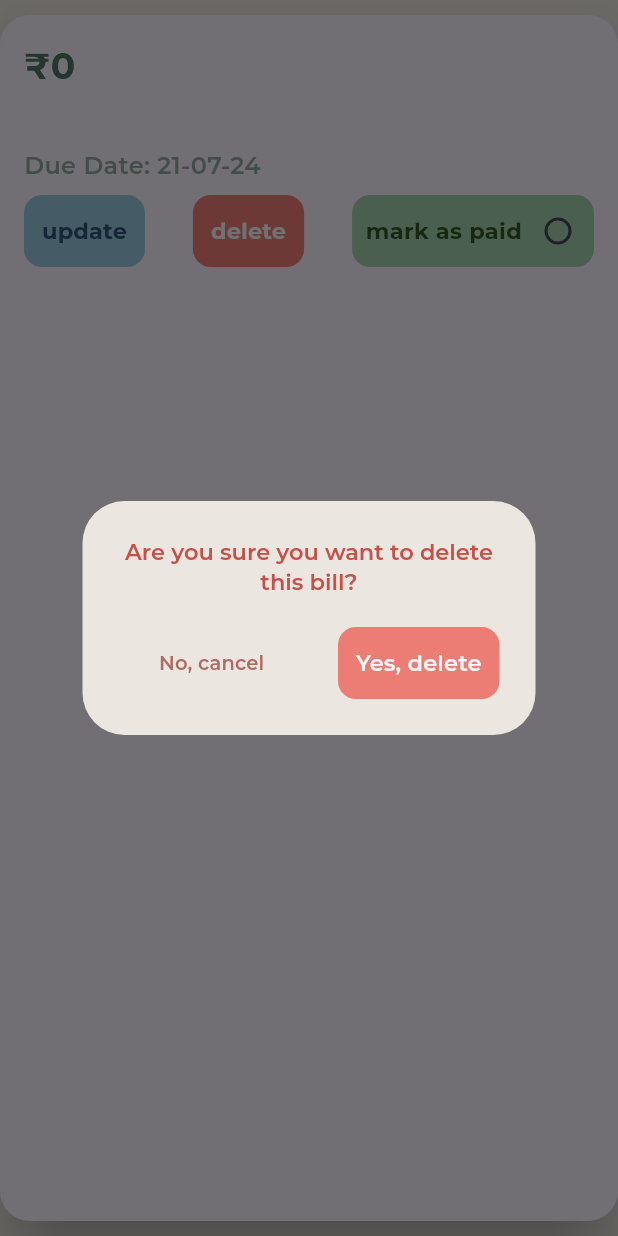
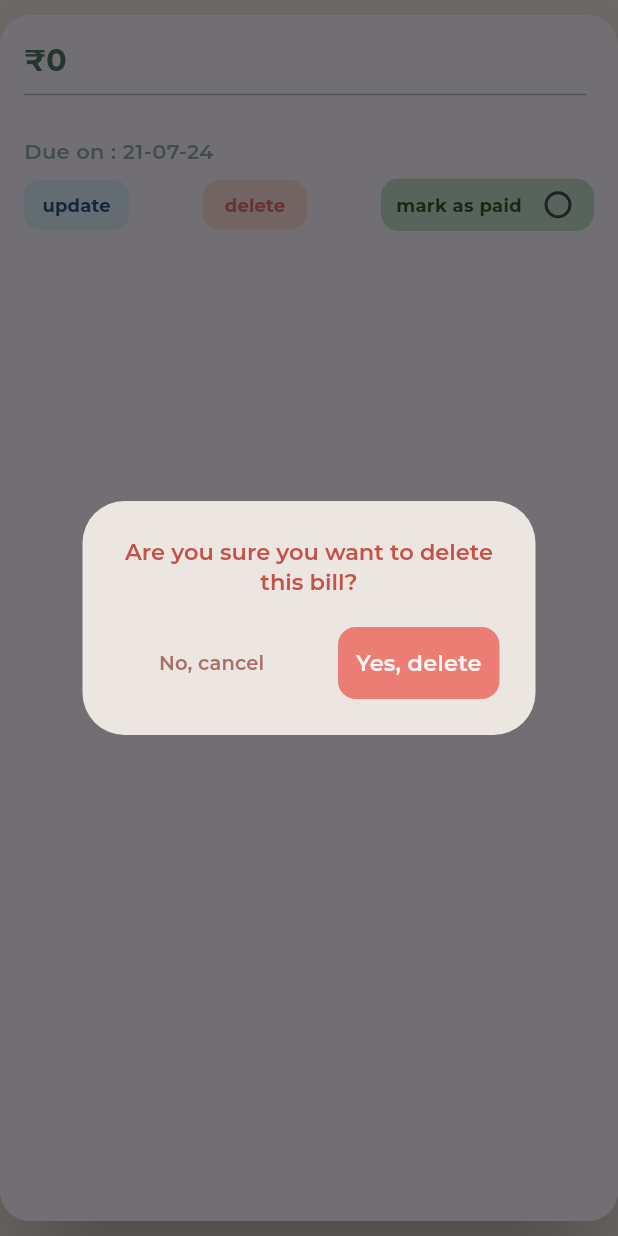
Before and after one commit to laiz-in/finmate, a Flutter app: the BillCard widget shown alone on an empty page, opened directly with empty values, after a tap on "delete", on a phone screen of 412 x 824 dp. Run offline on Flutter 3.47's test engine with Material 3 defaults, Android fonts, the phone set to English and light mode, and no system bars; our stand-ins replace awesome_snackbar_content, bloc, cloud_firestore, connectivity_plus, equatable, firebase_auth and 6 more; accounts and stored records are empty; generated files the repository leaves out were written again.

```diff
--- a/lib/Widgets/bills/bill_card.dart
+++ b/lib/Widgets/bills/bill_card.dart
@@ -3,6 +3,8 @@ import 'package:flutter/material.dart';
 import 'package:google_fonts/google_fonts.dart';
 import 'package:intl/intl.dart';
 
+import '../../ui/error_snackbar.dart';
+import '../../ui/succes_snackbar.dart';
 
 class BillCard extends StatefulWidget {
   final DocumentSnapshot bill;
@@ -89,12 +91,10 @@ class _BillCardState extends State<BillCard> {
                             .doc(widget.bill.id)
                             .delete();
                                                     Navigator.of(context).pop();
+
+                        successSnackbar(context, "Bill succesfully deleted");
                       } catch (e) {
-                        ScaffoldMessenger.of(context).showSnackBar(
-                          SnackBar(
-                            content: Text('Failed to delete'),
-                          ),
-                        );
+                        errorSnackbar(context, "Failed to delete bill");
                       }
                     },
                     child: Text(
@@ -116,7 +116,7 @@ class _BillCardState extends State<BillCard> {
   }
 
   void _updateBill() {
-    // Implement update functionality here
+    // Implement update functionality
   }
 
   @override
@@ -125,7 +125,7 @@ class _BillCardState extends State<BillCard> {
     final formattedDueDate = dueDate != null ? DateFormat('dd-MM-yy').format(dueDate) : 'No date';
 
     return Card(
-      elevation: 20,
+      elevation: 32,
       margin: EdgeInsets.symmetric(vertical: 10.0, horizontal: 0.0),
       shape: RoundedRectangleBorder(
         borderRadius: BorderRadius.circular(20.0),
@@ -141,7 +141,7 @@ class _BillCardState extends State<BillCard> {
                 Text(
                   '₹${widget.bill['billAmount'] ?? '0.00'}',
                   style: GoogleFonts.montserrat(
-                    fontSize: 24,
+                    fontSize: 20,
                     color: Theme.of(context).cardColor,
                     fontWeight: FontWeight.bold,
                   ),
@@ -150,30 +150,26 @@ class _BillCardState extends State<BillCard> {
                 Text(
               widget.bill['billTitle'] ?? 'No name',
               style: GoogleFonts.montserrat(
-                fontSize: 24,
+                fontSize: 20,
                 color: Theme.of(context).cardColor.withOpacity(0.7),
                 fontWeight: FontWeight.bold,
               ),
             ),
             ],
             ),
-
-
-            SizedBox(height: 8.0),
-
+            Divider(color: Color.fromARGB(255, 177, 179, 177),endIndent: 5,),
             Text(
               widget.bill['billDescription'] ?? 'No description',
               style: GoogleFonts.montserrat(
                 fontWeight: FontWeight.w600,
-                fontSize: 16,
+                fontSize: 14,
                 color: Theme.of(context).cardColor.withOpacity(0.6),
               ),
             ),
-            SizedBox(height: 8.0),
             Text(
-              'Due Date: $formattedDueDate',
+              'Due on : $formattedDueDate',
               style: GoogleFonts.montserrat(
-                fontSize: 16,
+                fontSize: 14,
                 fontWeight: FontWeight.w600 ,
                 color: Theme.of(context).cardColor.withOpacity(0.6),
               ),
@@ -187,16 +183,22 @@ class _BillCardState extends State<BillCard> {
 
                 Container(
                   decoration: BoxDecoration(
-                    borderRadius: BorderRadius.all(Radius.circular(12)),
-                    color: Color.fromARGB(255, 151, 199, 221),
+
+                    borderRadius: BorderRadius.all(Radius.circular(10)),
+                    color: Color.fromARGB(255, 214, 236, 247),
                   ),
                   child: TextButton(
+                  style: TextButton.styleFrom(
+                    elevation: 25,
+                      minimumSize: Size(70, 30),
+                      tapTargetSize: MaterialTapTargetSize.shrinkWrap,
+                    ),
                     onPressed:_updateBill,
                     child: Text(
                       'update',
                       style: GoogleFonts.montserrat(
                         color: Color.fromARGB(255, 44, 83, 121),
-                        fontSize: 15,
+                        fontSize: 12,
                         fontWeight: FontWeight.w700,
                       ),
                     ),
@@ -207,15 +209,20 @@ class _BillCardState extends State<BillCard> {
                 Container(
                   decoration: BoxDecoration(
                     borderRadius: BorderRadius.all(Radius.circular(12)),
-                    color: Color.fromARGB(255, 235, 125, 117),
+                    color: Color.fromARGB(255, 248, 218, 216),
                   ),
                   child: TextButton(
+                    style: TextButton.styleFrom(
+                    elevation: 25,
+                      minimumSize: Size(70, 30),
+                      tapTargetSize: MaterialTapTargetSize.shrinkWrap,
+                    ),
                     onPressed:_showDeleteConfirmationDialog,
                     child: Text(
                       'delete',
                       style: GoogleFonts.montserrat(
-                        color: Color.fromARGB(255, 248, 245, 245),
-                        fontSize: 15,
+                        color: Color.fromARGB(255, 223, 109, 109),
+                        fontSize: 12,
                         fontWeight: FontWeight.w700,
                       ),
                     ),
@@ -224,28 +231,32 @@ class _BillCardState extends State<BillCard> {
 
 
               Container(
+                height: 35,
+                padding: EdgeInsets.only(left: 10),
                   decoration: BoxDecoration(
+
+
                     borderRadius: BorderRadius.all(Radius.circular(12)),
-                    color: Color.fromARGB(255, 164, 206, 177),
+                    color: Color.fromARGB(255, 189, 218, 198),
                   ),
                   child: Row(
                     mainAxisAlignment: MainAxisAlignment.spaceAround,
                     children: [
                       Text(
-                          '  mark as paid',
+                          'mark as paid',
                           style: GoogleFonts.montserrat(
                             color: Color.fromARGB(255, 51, 88, 40),
-                            fontSize: 15,
+                            fontSize: 12,
                             fontWeight: FontWeight.w700,
                           ),
                       ),
                       Checkbox(
-                  shape: CircleBorder(eccentricity: 0.8),
+
+                      shape: CircleBorder(eccentricity: 0.5),
                       value: isPaid,
                       onChanged: (value) {
                         _togglePaidStatus();
                       },
-
                       activeColor: Theme.of(context).primaryColor,
                       checkColor: Theme.of(context).cardColor,
                     ),
--- a/lib/Widgets/transactions/all_spendings_screen.dart
+++ b/lib/Widgets/transactions/all_spendings_screen.dart
@@ -195,8 +195,6 @@ class _AllSpendingsState extends State<AllSpendings> {
               onRefresh: fetchTransactions,
               child: Container(
                 color: Theme.of(context).primaryColor,
-                child: Padding(
-                  padding: const EdgeInsets.only(bottom: 0.0),
                 child: isLoading
                     ? Center(
                         child: CircularProgressIndicator(
@@ -219,7 +217,6 @@ class _AllSpendingsState extends State<AllSpendings> {
               ),
             ),
           ),
-          ),
         ],
       ),
 
--- a/lib/Widgets/transactions/each_transaction_card.dart
+++ b/lib/Widgets/transactions/each_transaction_card.dart
@@ -86,11 +86,11 @@ class _TransactionCardState extends State<TransactionCard> {
       },
       child: AnimatedContainer(
         duration: Duration(milliseconds: 300),
-        margin: EdgeInsets.symmetric(vertical: 2.0, horizontal: 16.0),
+        margin: EdgeInsets.symmetric(vertical: 6.0, horizontal: 15.0),
         padding: EdgeInsets.fromLTRB(15, 10, 10, 10.0),
         decoration: BoxDecoration(
           color:Theme.of(context).cardColor,
-          borderRadius: BorderRadius.circular(29.0),
+          borderRadius: BorderRadius.circular(25.0),
         ),
         child: Column(
           children: [
```
Also changed, not shown: lib/Widgets/bills/add_bills.dart (+5 -3 lines), lib/Widgets/bills/all_bills_screen.dart (+18 -18 lines). Lines whose indentation alone changed are shown as unchanged.
